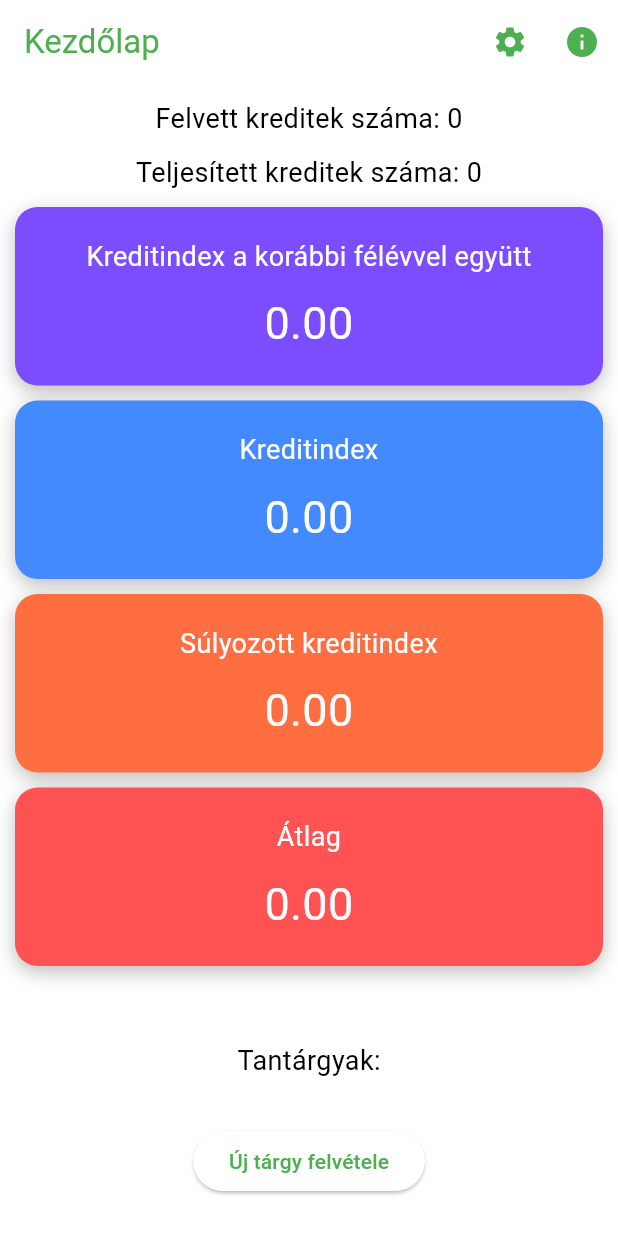
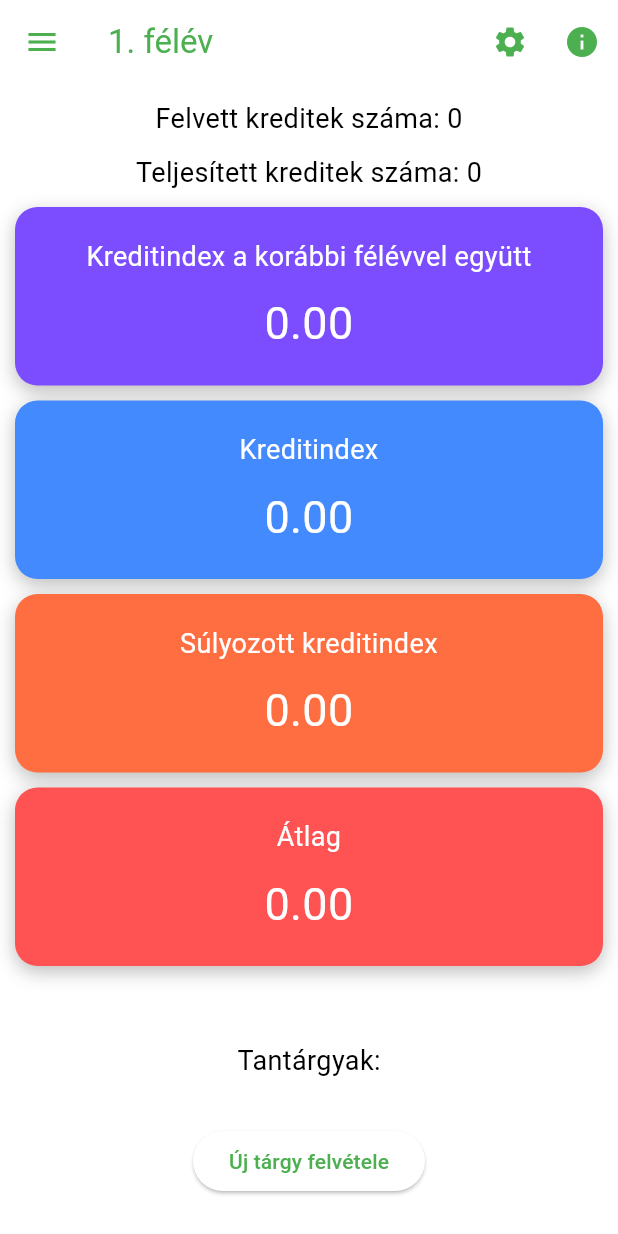
Before and after one commit to balazs003/kreditindex_calculator, a Flutter app: the screen it shows after launch, on a phone screen of 412 x 824 dp. Run offline on Flutter 3.47's test engine with Material 3 defaults, Android fonts, the phone set to English and light mode, and no system bars; our stand-ins replace flutter_slidable, shared_preferences, sqflite; accounts and stored records are empty.

Commit message:
Modified homepage to have a hamburger menu and display the current semester number on top, added currentSemester property to homepage

```diff
--- a/lib/homepage.dart
+++ b/lib/homepage.dart
@@ -17,7 +17,7 @@ class MyHomePage extends StatefulWidget {
 
 class _MyHomePageState extends State<MyHomePage> {
 
-  //double _earlierCreditIndex = 0.0;
+  int currentSemester = 1;
 
   late SubjectList subjectList;
   late Statistics statistics;
@@ -121,12 +121,35 @@ class _MyHomePageState extends State<MyHomePage> {
     });
   }
 
+  List<Widget> buildSemesterList(int semesterCount){
+    List<Widget> semesters = [];
+    for(int i=1; i<=semesterCount; i++){
+      semesters.add(
+        ListTile(
+          title: Text('$i. félév'),
+          onTap: () {
+            onTapSemester(i);
+          },
+        )
+      );
+    }
+
+    return semesters;
+  }
+
+  void onTapSemester(int semesterNumber){
+    //TODO load actual semester data
+    currentSemester = semesterNumber;
+    Navigator.pop(context);
+    setState(() {});
+  }
+
   @override
   Widget build(BuildContext context) {
     return Scaffold(
       appBar: AppBar(
         backgroundColor: Theme.of(context).colorScheme.inversePrimary,
-        title: Text(widget.title),
+        title: Text('$currentSemester. félév'),
         actions: [
           IconButton(
             onPressed: () {
@@ -152,6 +175,15 @@ class _MyHomePageState extends State<MyHomePage> {
             tooltip: 'Információ',
           )
         ],
+      ),
+      drawer: Drawer(
+        child: ListView(
+          padding: EdgeInsets.zero,
+          children: [
+            const DrawerHeader(child: Text('ÁtlagoSCH')),
+            ...buildSemesterList(11)
+          ],
+        ),
       ),
       body: Consumer<SubjectList>(
         builder: (context, subjectList, child) => SingleChildScrollView(
@@ -452,11 +484,13 @@ class _MyHomePageState extends State<MyHomePage> {
                           if (!isNameEmpty && isNameUnique && isCreditValid) {
                             //Necessary to create new subject here and also to set seqnum, although it could be handled by subjectlist class, but this way it's consistent
                             Subject newSubject = Subject(
+                                null, //ID
                                 newName: name,
                                 newWeight: weight,
                                 newGrade: grade,
                                 newSure: sure,
-                                newSeqnum: seqnum);
+                                newSeqnum: seqnum,
+                                newSemester: currentSemester);
 
                             setState(() {
                               if (subject == null) {
--- a/lib/main.dart
+++ b/lib/main.dart
@@ -63,6 +63,7 @@ class MyApp extends StatelessWidget {
           ),
         ),
         darkTheme: ThemeData(
+          ///TODO modify this to make it look better
           colorScheme: const ColorScheme(
             brightness: Brightness.dark,
             primary: Colors.green,
```
